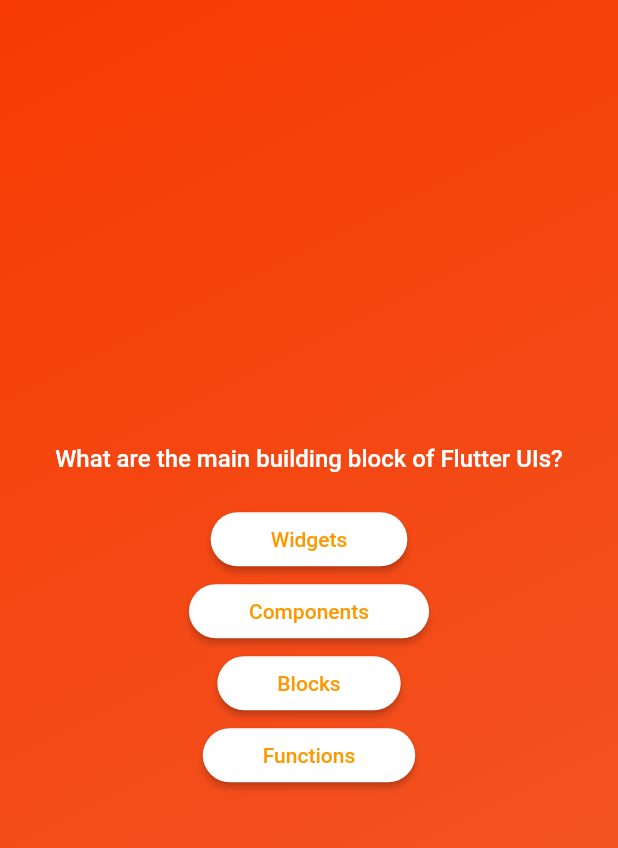
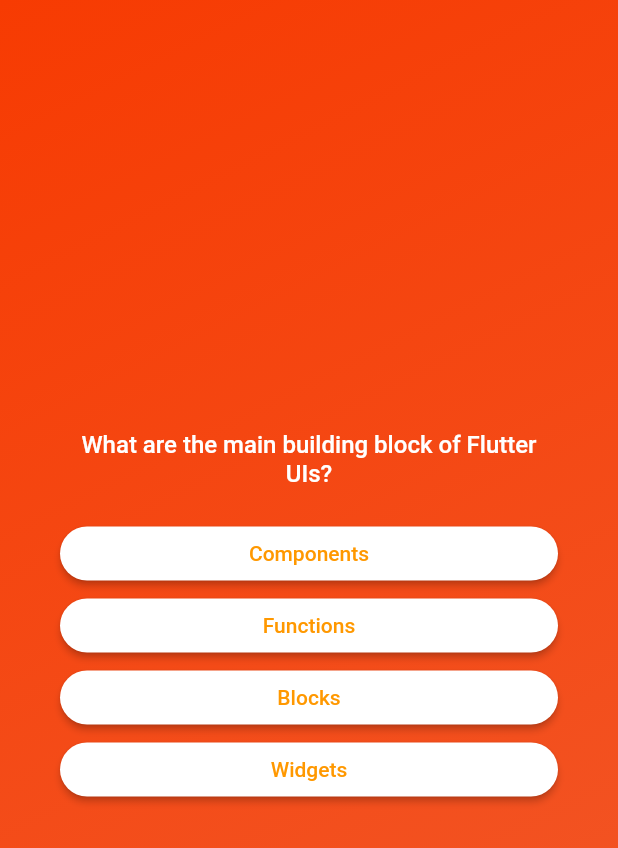
Before and after one commit to Md-Shoyab/flutter_quiz_app, a Flutter app: the screen it shows after launch, after a tap on "Start Quiz!!", on a phone screen of 412 x 824 dp. Shown: the top 848 px of the screen. Run offline on Flutter 3.47's test engine with Material 2 defaults, Android fonts, the phone set to English and light mode, and no system bars.

Commit message:
Showing AnswerButton using Map and Shuffling the answer list.

```diff
--- a/lib/models/quiz_questions.dart
+++ b/lib/models/quiz_questions.dart
@@ -1,7 +1,12 @@
 class QuizQuestions {
-
   const QuizQuestions(this.text, this.answers);
 
   final String text;
   final List<String> answers;
+
+  List<String> getShuffledAnswers() {
+    final shuffedList = List.of(answers);
+    shuffedList.shuffle();
+    return shuffedList;
+  }
 }
--- a/lib/screens/question_screen.dart
+++ b/lib/screens/question_screen.dart
@@ -16,11 +16,15 @@ class _QuestionScreenState extends State<QuestionScreen> {
     final currentQuestion = questions[0];
     return SizedBox(
       width: double.infinity,
+      child: Container(
+        margin: const EdgeInsets.all(40),
         child: Column(
           mainAxisAlignment: MainAxisAlignment.center,
+          crossAxisAlignment: CrossAxisAlignment.stretch,
           children: [
             Text(
               currentQuestion.text,
+              textAlign: TextAlign.center,
               style: const TextStyle(
                 fontSize: 16,
                 fontWeight: FontWeight.w500,
@@ -28,23 +32,14 @@ class _QuestionScreenState extends State<QuestionScreen> {
               ),
             ),
             const SizedBox(height: 20),
-          AnswerButton(
-            answerText: currentQuestion.answers[0],
+            ...currentQuestion.getShuffledAnswers().map(
+                  (answer) => AnswerButton(
+                    answerText: answer,
                     onTap: () {},
                   ),
-          AnswerButton(
-            answerText: currentQuestion.answers[1],
-            onTap: () {},
-          ),
-          AnswerButton(
-            answerText: currentQuestion.answers[2],
-            onTap: () {},
-          ),
-          AnswerButton(
-            answerText: currentQuestion.answers[3],
-            onTap: () {},
                 ),
           ],
+        ),
       ),
     );
   }
```
Lines whose indentation alone changed are shown as unchanged.
